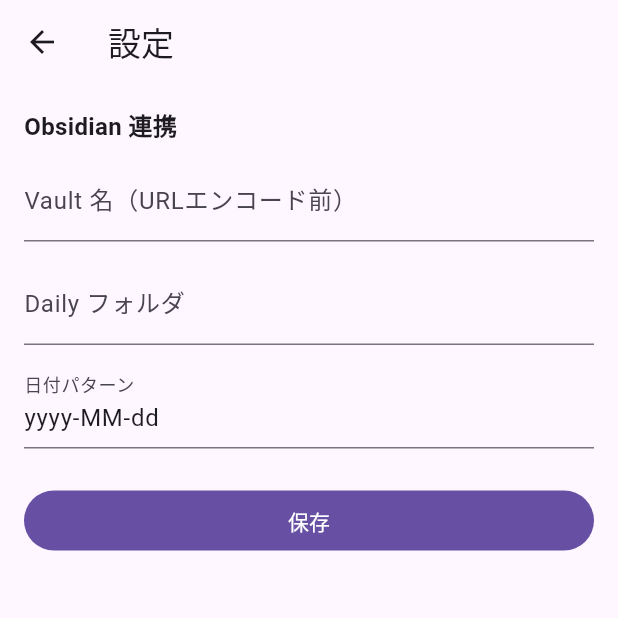
After one commit to mayotama106/obsidian_thino, a Flutter app: the screen it shows after launch, after a tap on the "settings" icon, on a phone screen of 412 x 824 dp, the top half of it. The commit adds this screen. Run offline on Flutter 3.47's test engine with Material 3 defaults, Android fonts, the phone set to English and light mode, and no system bars; our stand-ins replace hive_flutter; accounts and stored records are empty.

Commit message:
//変更内容 - 設定画面を新規追加（Vault名／フォルダ／日付パターンの保存・読込） - main.dart に歯車ボタンを追加し、設定画面へ遷移可能に - Hive で settings Box を起動時にオープン
//背景/目的
- Obsidian 連携で必要な情報をユーザーが入力できるようにするため
- 今後のファイル保存処理に備えて設定値を保持する仕組みを整備

//動作確認
- アプリ起動後、右上の歯車アイコンから設定画面に遷移できること
- 入力値を保存後、再度画面を開いたときに値が保持されていること
- flutter analyze がエラーなく通ること

//影響範囲
- lib/main.dart（AppBar 変更、settings Box の追加オープン）
- lib/screens/settings_screen.dart（新規追加）

```diff
--- a/lib/main.dart
+++ b/lib/main.dart
@@ -3,11 +3,13 @@
 import 'package:flutter/material.dart';
 import 'package:hive_flutter/hive_flutter.dart';
 import 'utils/thino_utils.dart';
+import 'screens/settings_screen.dart';
 
 void main() async {
   WidgetsFlutterBinding.ensureInitialized();
   await Hive.initFlutter();
   await Hive.openBox('notes');
+  await Hive.openBox('settings');
   runApp(const MyApp());
 }
 
@@ -58,7 +60,20 @@
   Widget build(BuildContext context) {
     final box = Hive.box('notes');
     return Scaffold(
-      appBar: AppBar(title: const Text('Quick Capture')),
+    appBar: AppBar(
+      title: const Text('Quick Capture'),
+      actions: [
+        IconButton(
+          icon: const Icon(Icons.settings),
+          tooltip: '設定',
+          onPressed: () {
+            Navigator.of(context).push(
+              MaterialPageRoute(builder: (_) => const SettingsScreen()),
+            );
+          },
+        ),
+      ],
+    ),
       body: Column(
         children: [
           Padding(
--- /dev/null
+++ b/lib/screens/settings_screen.dart
@@ -0,0 +1,110 @@
+import 'package:flutter/material.dart';
+import 'package:hive_flutter/hive_flutter.dart';
+
+class SettingsScreen extends StatefulWidget {
+  const SettingsScreen({super.key});
+  @override
+  State<SettingsScreen> createState() => _SettingsScreenState();
+}
+
+class _SettingsScreenState extends State<SettingsScreen> {
+  final _vault = TextEditingController();
+  final _folder = TextEditingController();
+  final _datePattern = TextEditingController(text: 'yyyy-MM-dd');
+
+  late Future<void> _init;
+
+  @override
+  void initState() {
+    super.initState();
+    _init = _load(); // 初期化処理を非同期で実行
+  }
+
+  // 設定をロードするメソッド
+  // Hiveの設定ボックスから値を取得し、コントローラーにセット
+  // 初回起動時に呼び出される
+  Future<void> _load() async {
+    if (!Hive.isBoxOpen('settings')) {
+      await Hive.openBox('settings');
+    }
+    final box = Hive.box('settings');
+    _vault.text = (box.get('vault') ?? '') as String;
+    _folder.text = (box.get('folder') ?? '') as String;
+    _datePattern.text = (box.get('datePattern') ?? 'yyyy-MM-dd') as String;
+  }
+
+  // 設定を保存するメソッド
+  // コントローラーの値をHiveの設定ボックスに保存
+  Future<void> _save() async {
+    final box = Hive.box('settings');
+    await box.put('vault', _vault.text.trim());
+    await box.put('folder', _folder.text.trim());
+    await box.put('datePattern', _datePattern.text.trim());
+
+    if (!mounted) return;
+    final messenger = ScaffoldMessenger.of(context);
+    messenger.clearSnackBars();
+    messenger.showSnackBar(const SnackBar(content: Text('設定を保存しました')));
+  }
+
+  @override
+  void dispose() {
+    _vault.dispose();
+    _folder.dispose();
+    _datePattern.dispose();
+    super.dispose();
+  }
+
+  @override
+  Widget build(BuildContext context) {
+    return FutureBuilder<void>(
+      future: _init,
+      builder: (context, snapshot) {
+        if (snapshot.connectionState != ConnectionState.done) {
+          return  Scaffold(
+            appBar: AppBar(title: Text('設定')),
+            body: Center(child: CircularProgressIndicator()),
+          );
+        }
+        return Scaffold(
+          appBar: AppBar(title: const Text('設定')),
+          body: ListView(
+            padding: const EdgeInsets.all(16),
+            children: [
+              const Text('Obsidian 連携', style: TextStyle(fontSize: 16, fontWeight: FontWeight.bold)),
+              const SizedBox(height: 8),
+              TextField(
+                controller: _vault,
+                decoration: const InputDecoration(
+                  labelText: 'Vault 名（URLエンコード前）',
+                  hintText: '例: My Vault',
+                ),
+              ),
+              const SizedBox(height: 12),
+              TextField(
+                controller: _folder,
+                decoration: const InputDecoration(
+                  labelText: 'Daily フォルダ',
+                  hintText: '例: Thino/Daily',
+                ),
+              ),
+              const SizedBox(height: 12),
+              TextField(
+                controller: _datePattern,
+                decoration: const InputDecoration(
+                  labelText: '日付パターン',
+                  hintText: '例: yyyy-MM-dd',
+                ),
+              ),
+              const SizedBox(height: 24),
+              FilledButton(
+                onPressed: _save,
+                child: const Text('保存'),
+              ),
+            ],
+          ),
+        );
+      },
+    );
+  }
+}
```
